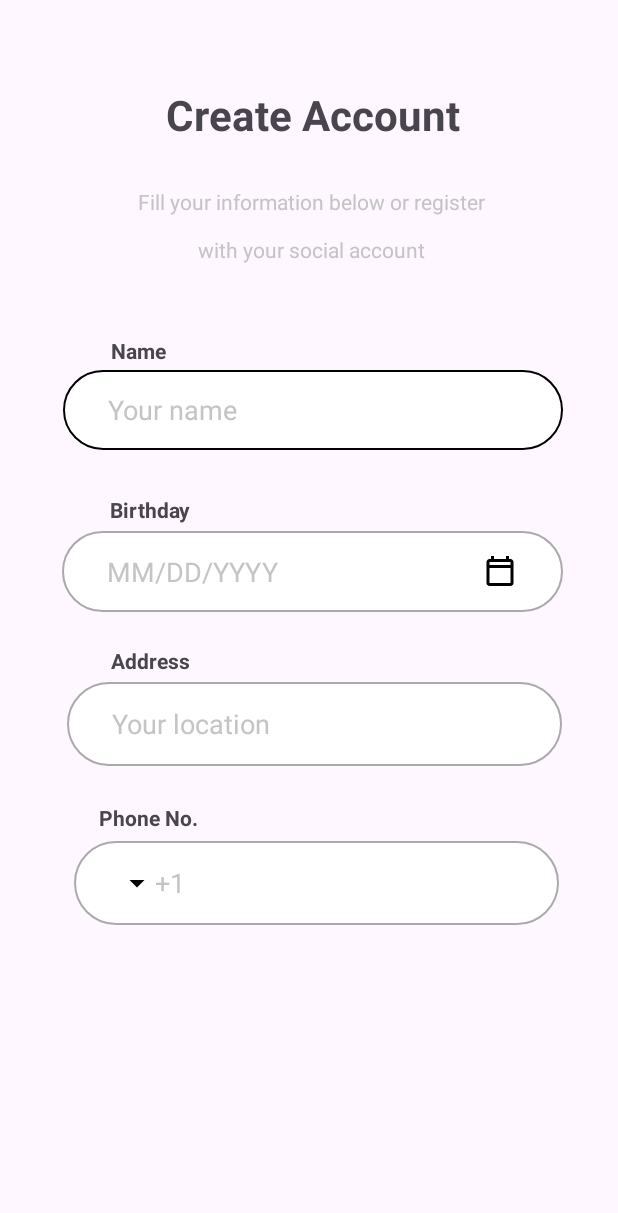
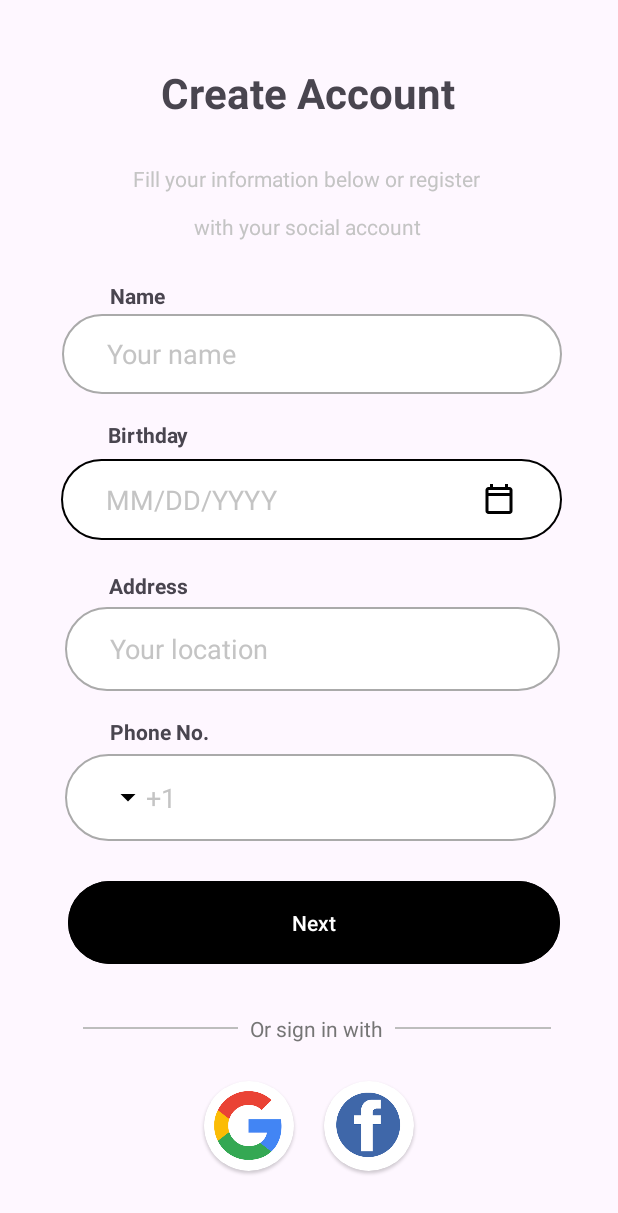
Before and after one commit to minhncm/android-page-login, an Android app: the layout activity_register.xml on its own in the app's theme, with its tools: preview values and no code run, on a phone screen of 412 x 824 dp. Shown: the top 1213 px of the screen. Run offline under Robolectric (Android 15) with nearby library versions, the phone set to English and light mode, and no system bars.

Commit message:
create social for page register

```diff
--- a/app/src/main/res/layout/activity_register.xml
+++ b/app/src/main/res/layout/activity_register.xml
@@ -4,23 +4,6 @@
     xmlns:tools="http://schemas.android.com/tools"
     android:layout_width="match_parent"
     android:layout_height="match_parent">
-
-    <EditText
-        android:id="@+id/editTextText"
-        android:layout_width="333dp"
-        android:layout_height="53dp"
-        android:background="@drawable/custom_input"
-        android:ems="10"
-        android:inputType="text"
-        android:paddingLeft="30dp"
-        android:text="Your name"
-        android:textColor="#c4c4c4"
-        app:layout_constraintBottom_toBottomOf="parent"
-        app:layout_constraintEnd_toEndOf="parent"
-        app:layout_constraintHorizontal_bias="0.538"
-        app:layout_constraintStart_toStartOf="parent"
-        app:layout_constraintTop_toTopOf="parent"
-        app:layout_constraintVertical_bias="0.32" />
 
     <TextView
         android:id="@+id/textView3"
@@ -31,54 +14,10 @@
         android:textStyle="bold"
         app:layout_constraintBottom_toBottomOf="parent"
         app:layout_constraintEnd_toEndOf="parent"
-        app:layout_constraintHorizontal_bias="0.511"
+        app:layout_constraintHorizontal_bias="0.497"
         app:layout_constraintStart_toStartOf="parent"
         app:layout_constraintTop_toTopOf="parent"
-        app:layout_constraintVertical_bias="0.073" />
-
-    <EditText
-        android:id="@+id/editTextPhone"
-        android:layout_width="323dp"
-        android:layout_height="56dp"
-        android:background="@drawable/custom_input"
-        android:drawableStart="@drawable/outline_arrow_drop_down_24"
-        android:ems="10"
-        android:inputType="phone"
-        android:paddingLeft="30dp"
-        android:text="+1"
-        android:textColor="#c4c4c4"
-        app:layout_constraintBottom_toBottomOf="parent"
-        app:layout_constraintEnd_toEndOf="parent"
-        app:layout_constraintHorizontal_bias="0.556"
-        app:layout_constraintStart_toStartOf="parent"
-        app:layout_constraintTop_toTopOf="parent"
-        app:layout_constraintVertical_bias="0.73" />
-
-    <TextView
-        android:id="@+id/textView15"
-        android:layout_width="wrap_content"
-        android:layout_height="wrap_content"
-        android:text="Address"
-        android:textStyle="bold"
-        app:layout_constraintBottom_toBottomOf="parent"
-        app:layout_constraintEnd_toEndOf="parent"
-        app:layout_constraintHorizontal_bias="0.206"
-        app:layout_constraintStart_toStartOf="parent"
-        app:layout_constraintTop_toTopOf="parent"
-        app:layout_constraintVertical_bias="0.535" />
-
-    <TextView
-        android:id="@+id/textView8"
-        android:layout_width="wrap_content"
-        android:layout_height="wrap_content"
-        android:text="with your social account"
-        android:textColor="#c4c4c4"
-        app:layout_constraintBottom_toBottomOf="parent"
-        app:layout_constraintEnd_toEndOf="parent"
-        app:layout_constraintHorizontal_bias="0.507"
-        app:layout_constraintStart_toStartOf="parent"
-        app:layout_constraintTop_toTopOf="parent"
-        app:layout_constraintVertical_bias="0.195" />
+        app:layout_constraintVertical_bias="0.054" />
 
     <TextView
         android:id="@+id/textView14"
@@ -88,53 +27,89 @@
         android:textStyle="bold"
         app:layout_constraintBottom_toBottomOf="parent"
         app:layout_constraintEnd_toEndOf="parent"
-        app:layout_constraintHorizontal_bias="0.204"
+        app:layout_constraintHorizontal_bias="0.201"
         app:layout_constraintStart_toStartOf="parent"
         app:layout_constraintTop_toTopOf="parent"
-        app:layout_constraintVertical_bias="0.41" />
+        app:layout_constraintVertical_bias="0.348" />
 
-    <EditText
-        android:id="@+id/editTextText3"
-        android:layout_width="330dp"
-        android:layout_height="56dp"
-        android:background="@drawable/custom_input"
-        android:ems="10"
-        android:inputType="text"
-        android:paddingLeft="30dp"
-        android:text="Your location"
-        android:textColor="#c4c4c4"
+    <LinearLayout
+        android:id="@+id/linearLayout2"
+        android:layout_width="match_parent"
+        android:layout_height="wrap_content"
+        android:gravity="center"
+        android:orientation="horizontal"
+        app:layout_constraintBottom_toBottomOf="parent"
+        app:layout_constraintTop_toTopOf="parent"
+        app:layout_constraintVertical_bias="0.955"
+        tools:layout_editor_absoluteX="-3dp">
+
+        <androidx.cardview.widget.CardView
+            android:layout_width="60dp"
+            android:layout_height="60dp"
+            android:layout_gravity="center"
+            android:layout_margin="10dp"
+            app:cardCornerRadius="30dp"
+            app:cardElevation="1dp">
+
+            <ImageView
+                android:layout_width="50dp"
+                android:layout_height="50dp"
+                android:layout_gravity="center"
+                android:src="@drawable/google" />
+        </androidx.cardview.widget.CardView>
+
+        <androidx.cardview.widget.CardView
+            android:layout_width="60dp"
+            android:layout_height="60dp"
+            android:layout_gravity="center"
+            android:layout_margin="10dp"
+            app:cardCornerRadius="30dp"
+            app:cardElevation="1dp">
+
+            <ImageView
+                android:layout_width="50dp"
+                android:layout_height="50dp"
+                android:layout_gravity="center"
+                android:src="@drawable/facebook" />
+        </androidx.cardview.widget.CardView>
+    </LinearLayout>
+
+    <LinearLayout
+        android:id="@+id/linearLayout"
+        android:layout_width="312dp"
+        android:layout_height="30dp"
+        android:gravity="center_vertical"
+        android:orientation="horizontal"
         app:layout_constraintBottom_toBottomOf="parent"
         app:layout_constraintEnd_toEndOf="parent"
-        app:layout_constraintHorizontal_bias="0.543"
+        app:layout_constraintHorizontal_bias="0.555"
         app:layout_constraintStart_toStartOf="parent"
         app:layout_constraintTop_toTopOf="parent"
-        app:layout_constraintVertical_bias="0.592" />
+        app:layout_constraintVertical_bias="0.845">
+        <!-- Line trái -->
 
-    <TextView
-        android:id="@+id/textView4"
-        android:layout_width="wrap_content"
-        android:layout_height="wrap_content"
-        android:text="Fill your information below or register"
-        android:textColor="#c4c4c4"
-        app:layout_constraintBottom_toBottomOf="parent"
-        app:layout_constraintEnd_toEndOf="parent"
-        app:layout_constraintHorizontal_bias="0.508"
-        app:layout_constraintStart_toStartOf="parent"
-        app:layout_constraintTop_toTopOf="parent"
-        app:layout_constraintVertical_bias="0.155" />
+        <!-- Text ở giữa -->
+        <View
+            android:layout_width="0dp"
+            android:layout_height="1dp"
+            android:layout_weight="1"
+            android:background="#BDBDBD" />
 
-    <TextView
-        android:id="@+id/textView16"
-        android:layout_width="wrap_content"
-        android:layout_height="wrap_content"
-        android:text="Phone No."
-        android:textStyle="bold"
-        app:layout_constraintBottom_toBottomOf="parent"
-        app:layout_constraintEnd_toEndOf="parent"
-        app:layout_constraintHorizontal_bias="0.191"
-        app:layout_constraintStart_toStartOf="parent"
-        app:layout_constraintTop_toTopOf="parent"
-        app:layout_constraintVertical_bias="0.665" />
+        <TextView
+            android:layout_width="wrap_content"
+            android:layout_height="wrap_content"
+            android:paddingStart="8dp"
+            android:paddingEnd="8dp"
+            android:text="Or sign in with"
+            android:textColor="#757575" />
+
+        <!-- Line phải -->
+        <View
+            android:layout_width="0dp"
+            android:layout_height="1dp"
+            android:layout_weight="1"
+            android:background="#BDBDBD" />
+    </LinearLayout>
 
     <EditText
         android:id="@+id/editTextText2"
@@ -150,10 +125,114 @@
         android:textColor="#c4c4c4"
         app:layout_constraintBottom_toBottomOf="parent"
         app:layout_constraintEnd_toEndOf="parent"
-        app:layout_constraintHorizontal_bias="0.532"
+        app:layout_constraintHorizontal_bias="0.519"
         app:layout_constraintStart_toStartOf="parent"
         app:layout_constraintTop_toTopOf="parent"
-        app:layout_constraintVertical_bias="0.46" />
+        app:layout_constraintVertical_bias="0.397" />
+
+    <EditText
+        android:id="@+id/editTextText"
+        android:layout_width="333dp"
+        android:layout_height="53dp"
+        android:background="@drawable/custom_input"
+        android:ems="10"
+        android:inputType="text"
+        android:paddingLeft="30dp"
+        android:text="Your name"
+        android:textColor="#c4c4c4"
+        app:layout_constraintBottom_toBottomOf="parent"
+        app:layout_constraintEnd_toEndOf="parent"
+        app:layout_constraintHorizontal_bias="0.525"
+        app:layout_constraintStart_toStartOf="parent"
+        app:layout_constraintTop_toTopOf="parent"
+        app:layout_constraintVertical_bias="0.272" />
+
+    <TextView
+        android:id="@+id/textView15"
+        android:layout_width="wrap_content"
+        android:layout_height="wrap_content"
+        android:text="Address"
+        android:textStyle="bold"
+        app:layout_constraintBottom_toBottomOf="parent"
+        app:layout_constraintEnd_toEndOf="parent"
+        app:layout_constraintHorizontal_bias="0.203"
+        app:layout_constraintStart_toStartOf="parent"
+        app:layout_constraintTop_toTopOf="parent"
+        app:layout_constraintVertical_bias="0.473" />
+
+    <TextView
+        android:id="@+id/textView4"
+        android:layout_width="wrap_content"
+        android:layout_height="wrap_content"
+        android:text="Fill your information below or register"
+        android:textColor="#c4c4c4"
+        app:layout_constraintBottom_toBottomOf="parent"
+        app:layout_constraintEnd_toEndOf="parent"
+        app:layout_constraintHorizontal_bias="0.491"
+        app:layout_constraintStart_toStartOf="parent"
+        app:layout_constraintTop_toTopOf="parent"
+        app:layout_constraintVertical_bias="0.136" />
+
+    <TextView
+        android:id="@+id/textView16"
+        android:layout_width="wrap_content"
+        android:layout_height="wrap_content"
+        android:text="Phone No."
+        android:textStyle="bold"
+        app:layout_constraintBottom_toBottomOf="parent"
+        app:layout_constraintEnd_toEndOf="parent"
+        app:layout_constraintHorizontal_bias="0.211"
+        app:layout_constraintStart_toStartOf="parent"
+        app:layout_constraintTop_toTopOf="parent"
+        app:layout_constraintVertical_bias="0.594" />
+
+    <EditText
+        android:id="@+id/editTextPhone"
+        android:layout_width="327dp"
+        android:layout_height="58dp"
+        android:background="@drawable/custom_input"
+        android:drawableStart="@drawable/outline_arrow_drop_down_24"
+        android:ems="10"
+        android:inputType="phone"
+        android:paddingLeft="30dp"
+        android:text="+1"
+        android:textColor="#c4c4c4"
+        app:layout_constraintBottom_toBottomOf="parent"
+        app:layout_constraintEnd_toEndOf="parent"
+        app:layout_constraintHorizontal_bias="0.511"
+        app:layout_constraintStart_toStartOf="parent"
+        app:layout_constraintTop_toTopOf="parent"
+        app:layout_constraintVertical_bias="0.656" />
+
+    <Button
+        android:id="@+id/button2"
+        android:layout_width="328dp"
+        android:layout_height="63dp"
+        android:backgroundTint="@color/black"
+        android:text="Next"
+        app:layout_constraintBottom_toBottomOf="parent"
+        app:layout_constraintEnd_toEndOf="parent"
+        app:layout_constraintHorizontal_bias="0.542"
+        app:layout_constraintStart_toStartOf="parent"
+        app:layout_constraintTop_toTopOf="parent"
+        app:layout_constraintVertical_bias="0.767" />
+
+    <EditText
+        android:id="@+id/editTextText3"
+        android:layout_width="330dp"
+        android:layout_height="56dp"
+        android:background="@drawable/custom_input"
+        android:ems="10"
+        android:inputType="text"
+        android:paddingLeft="30dp"
+        android:text="Your location"
+        android:textColor="#c4c4c4"
+        app:layout_constraintBottom_toBottomOf="parent"
+        app:layout_constraintEnd_toEndOf="parent"
+        app:layout_constraintHorizontal_bias="0.53"
+        app:layout_constraintStart_toStartOf="parent"
+        app:layout_constraintTop_toTopOf="parent"
+        app:layout_constraintVertical_bias="0.527" />
 
     <TextView
         android:id="@+id/textView13"
@@ -163,9 +242,22 @@
         android:textStyle="bold"
         app:layout_constraintBottom_toBottomOf="parent"
         app:layout_constraintEnd_toEndOf="parent"
-        app:layout_constraintHorizontal_bias="0.197"
+        app:layout_constraintHorizontal_bias="0.195"
         app:layout_constraintStart_toStartOf="parent"
         app:layout_constraintTop_toTopOf="parent"
-        app:layout_constraintVertical_bias="0.278" />
+        app:layout_constraintVertical_bias="0.233" />
+
+    <TextView
+        android:id="@+id/textView8"
+        android:layout_width="wrap_content"
+        android:layout_height="wrap_content"
+        android:text="with your social account"
+        android:textColor="#c4c4c4"
+        app:layout_constraintBottom_toBottomOf="parent"
+        app:layout_constraintEnd_toEndOf="parent"
+        app:layout_constraintHorizontal_bias="0.496"
+        app:layout_constraintStart_toStartOf="parent"
+        app:layout_constraintTop_toTopOf="parent"
+        app:layout_constraintVertical_bias="0.176" />
 
 </androidx.constraintlayout.widget.ConstraintLayout>
```
